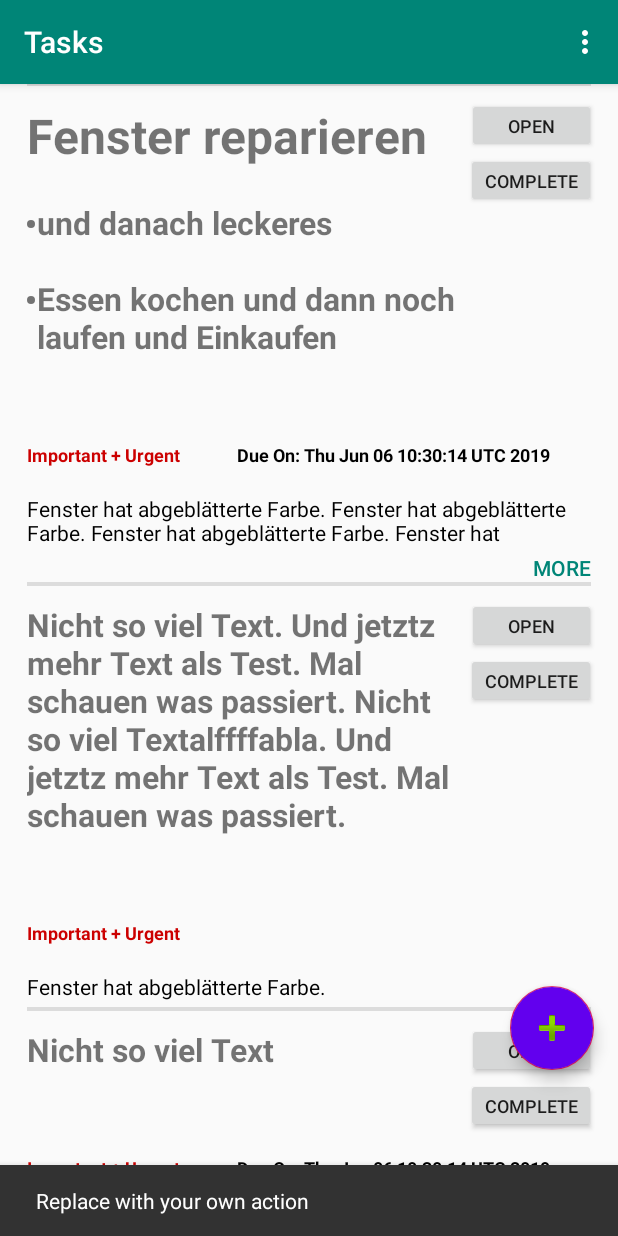
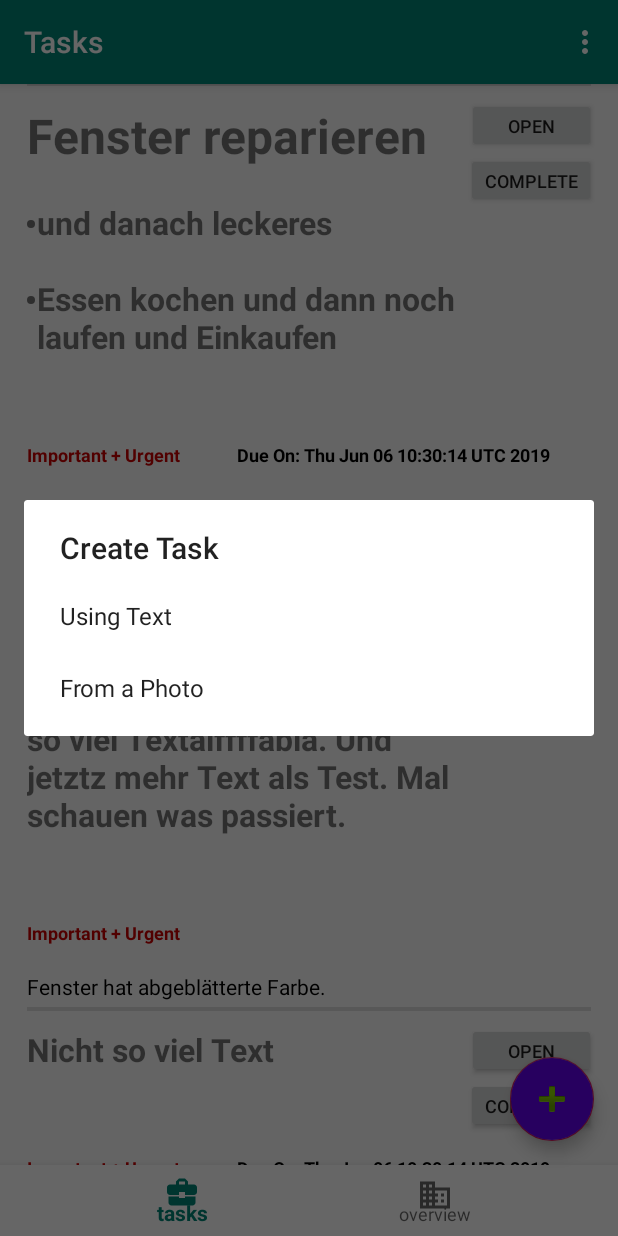
Before and after one commit to SpurNut/House-Keeper, an Android app: the screen it shows after launch (MainActivity), after a tap on an icon or button, on a phone screen of 412 x 824 dp. Run offline under Robolectric (Android 15) with nearby library versions, the phone set to English and light mode, and no system bars; our stand-ins replace navigation-ui.

Commit message:
Added photo taking capability

```diff
--- a/app/src/main/java/com/spurnut/housekeeper/MainActivity.kt
+++ b/app/src/main/java/com/spurnut/housekeeper/MainActivity.kt
@@ -15,7 +15,8 @@ import androidx.navigation.ui.setupActionBarWithNavController
 import com.google.android.material.bottomnavigation.BottomNavigationView
 import com.google.android.material.floatingactionbutton.FloatingActionButton
 import com.google.android.material.navigation.NavigationView
-import com.google.android.material.snackbar.Snackbar
+import com.spurnut.housekeeper.tasksscreen.CreateTaskDialog
+
 
 
 class MainActivity : AppCompatActivity(), NavigationView.OnNavigationItemSelectedListener {
@@ -31,8 +32,8 @@ class MainActivity : AppCompatActivity(), NavigationView.OnNavigationItemSelecte
 
         val fab: FloatingActionButton = findViewById(R.id.fab)
         fab.setOnClickListener { view ->
-            Snackbar.make(view, "Replace with your own action", Snackbar.LENGTH_LONG)
-                    .setAction("Action", null).show()
+            val fragmentManager = supportFragmentManager
+            CreateTaskDialog().show(fragmentManager, null)
         }
         val drawerLayout: DrawerLayout = findViewById(R.id.drawer_layout)
         val navView: NavigationView = findViewById(R.id.nav_view)
--- /dev/null
+++ b/app/src/main/java/com/spurnut/housekeeper/tasksscreen/Callback.kt
@@ -0,0 +1,5 @@
+package com.spurnut.housekeeper.tasksscreen
+
+interface Callback {
+    fun callbackCall()
+}
--- /dev/null
+++ b/app/src/main/java/com/spurnut/housekeeper/tasksscreen/CreateTaskDialog.kt
@@ -0,0 +1,30 @@
+package com.spurnut.housekeeper.tasksscreen
+
+import android.app.Dialog
+import android.content.DialogInterface
+import android.content.Intent
+import android.os.Bundle
+import androidx.appcompat.app.AlertDialog
+import androidx.fragment.app.DialogFragment
+import com.spurnut.housekeeper.R
+
+class CreateTaskDialog : DialogFragment() {
+
+    override fun onCreateDialog(savedInstanceState: Bundle?): Dialog {
+        return activity?.let {
+            val builder = AlertDialog.Builder(it)
+            builder.setTitle(R.string.create_task)
+                    .setItems(R.array.create_options,
+                            DialogInterface.OnClickListener { dialog, which ->
+                                // The 'which' argument contains the index position
+                                // of the selected item
+                                if(which == 1) {
+                                    val intent = Intent(this.context, TaskEditActivity::class.java)
+                                    intent.addFlags(Intent.FLAG_ACTIVITY_CLEAR_TOP);
+                                    startActivity(intent)
+                                }
+                            })
+            builder.create()
+        } ?: throw IllegalStateException("Activity cannot be null")
+    }
+}
--- a/app/src/main/res/drawable/ic_add_a_photo_black_24dp.xml
+++ b/app/src/main/res/drawable/ic_add_a_photo_black_24dp.xml
@@ -1,6 +1,6 @@
 <vector xmlns:android="http://schemas.android.com/apk/res/android"
-        android:width="24dp"
-        android:height="24dp"
+        android:width="96dp"
+        android:height="96dp"
         android:viewportWidth="24.0"
         android:viewportHeight="24.0">
     <path
--- /dev/null
+++ b/app/src/main/res/values/create_options.xml
@@ -0,0 +1,7 @@
+<?xml version="1.0" encoding="utf-8"?>
+<resources>
+    <string-array name="create_options">
+        <item>Using Text</item>
+        <item>From a Photo</item>
+    </string-array>
+</resources>
--- a/app/src/main/res/values/strings.xml
+++ b/app/src/main/res/values/strings.xml
@@ -29,4 +29,5 @@
     <string name="description">Description</string>
     <string name="next">Next</string>
     <string name="apply">Apply</string>
+    <string name="create_task">Create Task</string>
 </resources>
--- /dev/null
+++ b/app/src/main/res/xml/file_paths.xml
@@ -0,0 +1,4 @@
+<?xml version="1.0" encoding="utf-8"?>
+<paths xmlns:android="http://schemas.android.com/apk/res/android">
+    <external-path name="my_images" path="Android/data/com.spurnut.housekeeper/files/Pictures" />
+</paths>
```
Also changed, not shown: app/src/main/AndroidManifest.xml (+16 -1 lines), app/src/main/java/com/spurnut/housekeeper/tasksscreen/ImageViewAdapter.kt (+19 -6 lines), app/src/main/java/com/spurnut/housekeeper/tasksscreen/TaskEditActivity.kt (+100 -8 lines).
